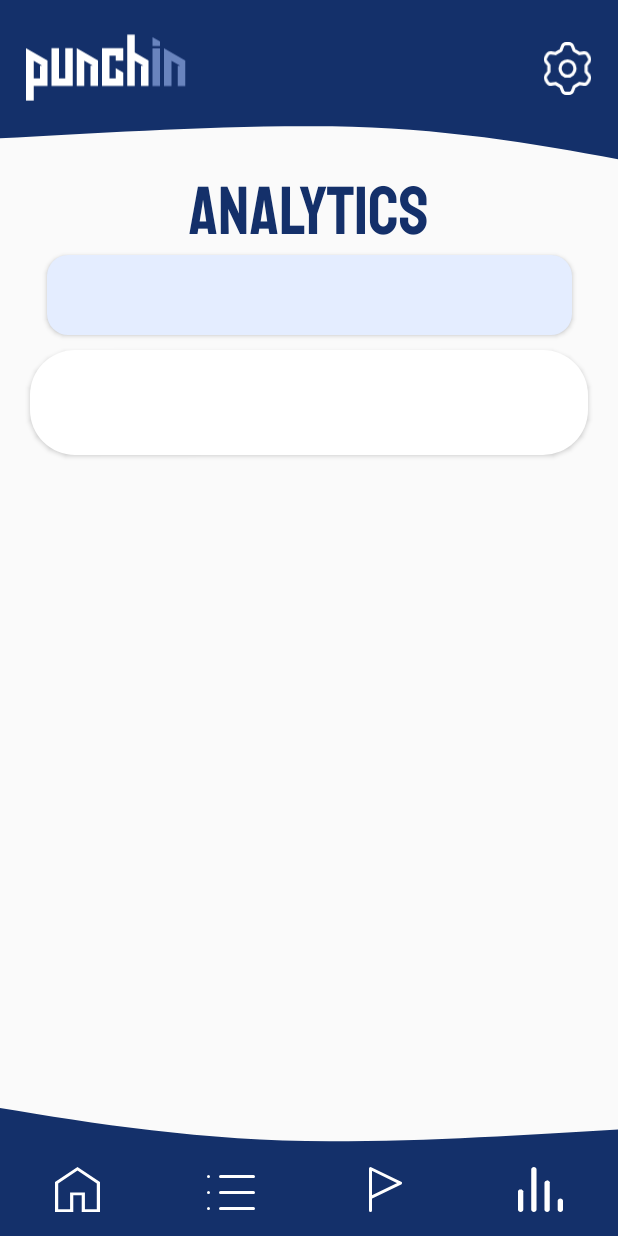
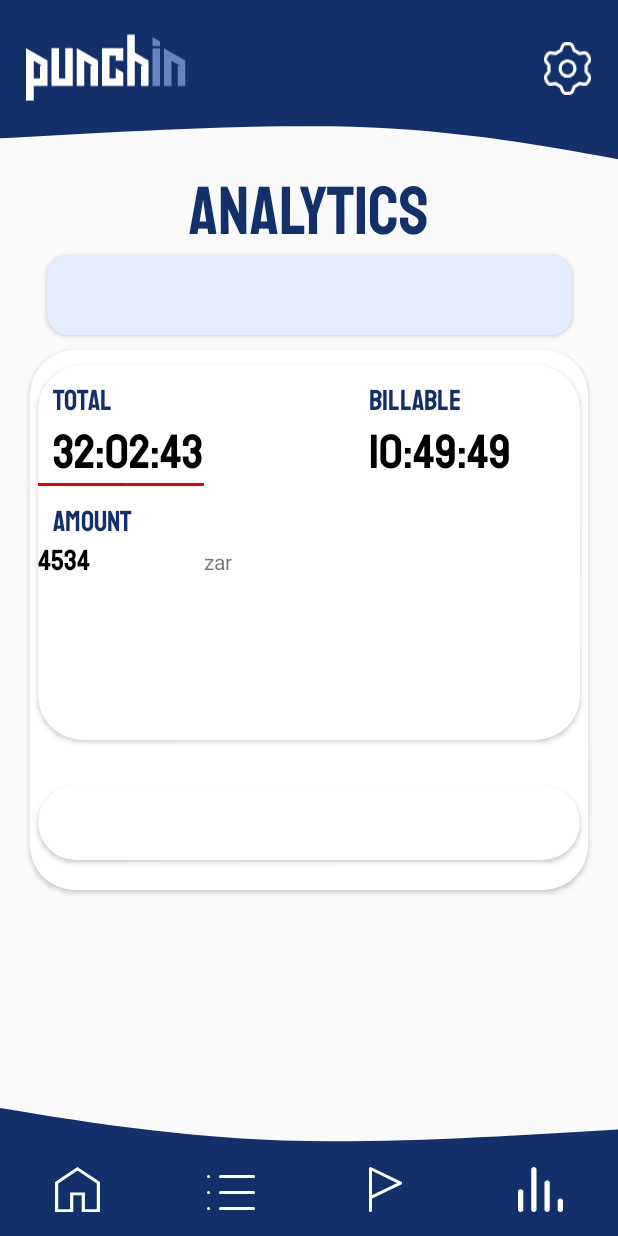
Before and after one commit to ST10036509/PunchIn, an Android app built with Jetpack Compose: the layout activity_analytics.xml on its own in the app's theme, with its tools: preview values and no code run, on a phone screen of 412 x 824 dp. Run offline under Robolectric (Android 15) with nearby library versions, the phone set to English and light mode, and no system bars.

Commit message:
Added more to the UI of the Analytics page

```diff
--- a/app/src/main/res/layout/activity_analytics.xml
+++ b/app/src/main/res/layout/activity_analytics.xml
@@ -2,7 +2,7 @@
 <!--
 AUTHOR: Ross Harper
 CREATED: 25/04/2024
-LAST MODIFIED: 25/04/2024
+LAST MODIFIED: 27/04/2024
 -->
 
 <!-- Page Layout -->
@@ -65,13 +65,147 @@ LAST MODIFIED: 25/04/2024
         android:elevation="2dp"
         android:background="@drawable/rectangle_wrapper_white_round_corners" >
 
+        <!-- Stats Layout -->
+        <LinearLayout
+            android:id="@+id/ll_Stats_Layout"
+            android:layout_width="match_parent"
+            android:layout_height="250dp"
+            android:layout_marginLeft="5dp"
+            android:layout_marginTop="10dp"
+            android:layout_marginRight="5dp"
+            android:layout_marginBottom="20dp"
+            android:background="@drawable/rectangle_wrapper_white_round_corners"
+            android:elevation="2dp"
+            android:orientation="vertical">
+
+            <TableLayout
+                android:id="@+id/tl_Stats_Container"
+                android:layout_width="match_parent"
+                android:layout_height="match_parent">
+
+                <TableRow
+                    android:layout_width="match_parent"
+                    android:layout_height="match_parent">
+
+                    <TextView
+                        android:id="@+id/tv_TotalLabel"
+                        android:text="@string/total_hours"
+                        android:layout_width="wrap_content"
+                        android:layout_height="wrap_content"
+                        android:layout_marginStart="10dp"
+                        android:layout_marginTop="10dp"
+                        android:fontFamily="@font/staatliches"
+                        android:textColor="@color/indigo_900"
+                        android:textSize="19sp" />
+
+                    <TextView
+                        android:id="@+id/tv_BillableHoursLabel"
+                        android:layout_width="wrap_content"
+                        android:layout_height="wrap_content"
+                        android:layout_marginStart="110dp"
+                        android:layout_marginTop="10dp"
+                        android:fontFamily="@font/staatliches"
+                        android:text="@string/billable_hours"
+                        android:textColor="@color/indigo_900"
+                        android:textSize="19sp" />
+
+
+                </TableRow>
+
+                <TableRow
+                    android:layout_width="match_parent"
+                    android:layout_height="match_parent">
+
+                    <TextView
+                        android:id="@+id/tv_DisplayedHours"
+                        android:layout_width="wrap_content"
+                        android:layout_height="wrap_content"
+                        android:layout_marginStart="10dp"
+                        android:fontFamily="@font/staatliches"
+                        android:text="@string/hoursValue"
+                        android:textColor="@color/black"
+                        android:textSize="32sp" />
+
+                    <TextView
+                        android:id="@+id/tv_BillableHours"
+                        android:layout_width="wrap_content"
+                        android:layout_height="wrap_content"
+                        android:layout_marginStart="110dp"
+                        android:fontFamily="@font/staatliches"
+                        android:text="@string/billableHoursValue"
+                        android:textColor="@color/black"
+                        android:textSize="32sp" />
+                </TableRow>
+
+                <TableRow
+                    android:layout_width="match_parent"
+                    android:layout_height="match_parent" >
+
+                    <ImageView
+                        android:id="@+id/imageView"
+                        android:layout_width="match_parent"
+                        android:layout_height="2dp"
+                        android:background="#CD0C0C"
+                        app:srcCompat="@android:drawable/divider_horizontal_dim_dark"
+                        tools:srcCompat="?attr/dividerHorizontal" />
+                </TableRow>
+
+                <TableRow
+                    android:layout_width="match_parent"
+                    android:layout_height="match_parent">
+
+                    <TextView
+                        android:id="@+id/tv_AmountLabel"
+                        android:text="@string/amount"
+                        android:layout_width="wrap_content"
+                        android:layout_height="wrap_content"
+                        android:layout_marginStart="10dp"
+                        android:layout_marginTop="10dp"
+                        android:fontFamily="@font/staatliches"
+                        android:textColor="@color/indigo_900"
+                        android:textSize="19sp" />
+
+                </TableRow>
+
+                <TableRow
+                    android:layout_width="match_parent"
+                    android:layout_height="match_parent" >
+
+                    <TextView
+                        android:id="@+id/tv_DisplayedAmount"
+                        android:layout_width="wrap_content"
+                        android:layout_height="wrap_content"
+                        android:text="@string/currencyValue"
+                        android:fontFamily="@font/staatliches"
+                        android:textSize="19sp"
+                        android:textColor="@color/black"/>
+
+                    <TextView
+                        android:id="@+id/tv_Currency"
+                        android:layout_width="wrap_content"
+                        android:layout_height="wrap_content"
+                        android:text="@string/currency" />
+                </TableRow>
+
+            </TableLayout>
+
+        </LinearLayout>
+
+        <!-- Graph Layout -->
         <LinearLayout
             android:id="@+id/ll_graph_layout"
             android:layout_width="match_parent"
             android:layout_height="50dp"
             android:orientation="vertical"
             android:layout_marginBottom="20dp"
-        />
+            android:layout_marginTop="10dp"
+            android:layout_marginRight="5dp"
+            android:layout_marginLeft="5dp"
+            android:background="@drawable/rectangle_wrapper_white_round_corners"
+            android:elevation="2dp"
+        >
+
+        </LinearLayout>
 
     </LinearLayout>
 
--- a/app/src/main/res/values/strings.xml
+++ b/app/src/main/res/values/strings.xml
@@ -27,5 +27,9 @@
     <string name="total_hours">TOTAL</string>
     <string name="billable_hours">BILLABLE</string>
     <string name="amount">AMOUNT</string>
+    <string name="hoursValue">32:02:43</string>
+    <string name="billableHoursValue">10:49:49</string>
+    <string name="currencyValue">4534</string>
+    <string name="currency">zar</string>
 
 </resources>
```
Lines whose indentation alone changed are shown as unchanged.
